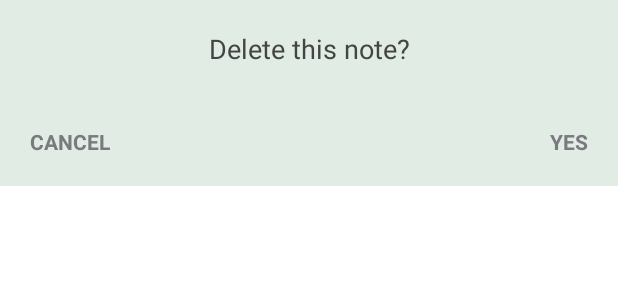
After one commit to alexanastasyev/planner, an Android app: the layout dialog_confirm_delete.xml on its own in the app's theme, with its tools: preview values and no code run, on a phone screen of 412 x 824 dp. The commit adds this screen. Shown: the top 300 px of the screen. Run offline under Robolectric (Android 15) with nearby library versions, the phone set to English and light mode, and no system bars.

Commit message:
Implemented deleting and editing notes

```diff
--- a/app/src/main/java/app/alexanastasyev/planner/database/AppDatabase.kt
+++ b/app/src/main/java/app/alexanastasyev/planner/database/AppDatabase.kt
@@ -15,7 +15,7 @@ import app.alexanastasyev.planner.domain.Note
     PriorityConverter::class
 )
 abstract class AppDatabase : RoomDatabase() {
-    abstract fun noteDao(): NoteDao
+    abstract fun noteDao(): NotesDao
 
     companion object {
         private const val DATABASE_NAME = "notes"
--- a/app/src/main/java/app/alexanastasyev/planner/database/NoteDao.kt
+++ b/app/src/main/java/app/alexanastasyev/planner/database/NotesDao.kt
@@ -4,12 +4,15 @@ import androidx.room.*
 import app.alexanastasyev.planner.domain.Note
 
 @Dao
-interface NoteDao {
+interface NotesDao {
     @Query("SELECT * FROM note ORDER BY date DESC")
     fun getAll(): List<Note>
 
     @Query("SELECT * FROM note WHERE id = :id")
     fun getById(id: Long): Note
+
+    @Query("SELECT EXISTS(SELECT * FROM note WHERE id = :id)")
+    fun exists(id: Long): Boolean
 
     @Insert
     fun insert(note: Note)
--- a/app/src/main/java/app/alexanastasyev/planner/ui/screens/note/NoteView.kt
+++ b/app/src/main/java/app/alexanastasyev/planner/ui/screens/note/NoteView.kt
@@ -2,8 +2,9 @@ package app.alexanastasyev.planner.ui.screens.note
 
 import app.alexanastasyev.planner.ui.views.ContextView
 import app.alexanastasyev.planner.ui.views.HeaderView
+import app.alexanastasyev.planner.ui.views.NavigationView
 
-interface NoteView : HeaderView, ContextView {
+interface NoteView : HeaderView, ContextView, NavigationView {
     fun showText(text: String)
     fun showDate(date: String)
     fun showTime(time: String)
--- a/app/src/main/java/app/alexanastasyev/planner/utils/NavigationUtils.kt
+++ b/app/src/main/java/app/alexanastasyev/planner/utils/NavigationUtils.kt
@@ -2,4 +2,7 @@ package app.alexanastasyev.planner.utils
 
 object NavigationUtils {
     var onTimeSelected: (time: Long) -> Unit = {}
+    var currentTime: Long = 0
+
+    var onDeleteConfirm: () -> Unit = {}
 }
--- a/app/src/main/java/app/alexanastasyev/planner/utils/NotesRepository.kt
+++ b/app/src/main/java/app/alexanastasyev/planner/utils/NotesRepository.kt
@@ -20,6 +20,10 @@ object NotesRepository {
         this.currentNote = this.notes[position]
     }
 
+    fun setCurrentNote(note: Note) {
+        this.currentNote = note
+    }
+
     fun getCurrentNote(): Note {
         return this.currentNote
     }
--- /dev/null
+++ b/app/src/main/res/layout/dialog_confirm_delete.xml
@@ -0,0 +1,52 @@
+<?xml version="1.0" encoding="utf-8"?>
+<androidx.constraintlayout.widget.ConstraintLayout xmlns:android="http://schemas.android.com/apk/res/android"
+    android:layout_width="match_parent"
+    android:layout_height="wrap_content"
+    android:background="@color/green"
+    android:paddingBottom="20dp"
+    xmlns:app="http://schemas.android.com/apk/res-auto">
+
+    <TextView
+        android:id="@+id/textViewAreYouSure"
+        android:layout_width="0dp"
+        android:layout_height="wrap_content"
+        android:text="@string/do_you_want_to_delete_this_note"
+        android:gravity="center"
+        android:layout_marginStart="20dp"
+        android:layout_marginEnd="20dp"
+        android:layout_marginTop="20dp"
+        android:textColor="@color/grey_dark"
+        android:textSize="18sp"
+        app:layout_constraintTop_toTopOf="parent"
+        app:layout_constraintStart_toStartOf="parent"
+        app:layout_constraintEnd_toEndOf="parent"/>
+
+    <TextView
+        android:id="@+id/buttonCancel"
+        android:layout_width="wrap_content"
+        android:layout_height="wrap_content"
+        android:layout_marginTop="40dp"
+        android:layout_marginStart="20dp"
+        android:text="@string/cancel"
+        android:textColor="@color/brown_grey"
+        android:textSize="14sp"
+        android:textStyle="bold"
+        android:textAllCaps="true"
+        app:layout_constraintTop_toBottomOf="@id/textViewAreYouSure"
+        app:layout_constraintStart_toStartOf="parent" />
+
+    <TextView
+        android:id="@+id/buttonYes"
+        android:layout_width="wrap_content"
+        android:layout_height="wrap_content"
+        android:layout_marginTop="40dp"
+        android:layout_marginEnd="20dp"
+        android:text="@string/yes"
+        android:textColor="@color/brown_grey"
+        android:textSize="14sp"
+        android:textStyle="bold"
+        android:textAllCaps="true"
+        app:layout_constraintTop_toBottomOf="@id/textViewAreYouSure"
+        app:layout_constraintEnd_toEndOf="parent" />
+
+</androidx.constraintlayout.widget.ConstraintLayout>
--- a/app/src/main/res/values/strings.xml
+++ b/app/src/main/res/values/strings.xml
@@ -18,4 +18,8 @@
     <string name="note_text_is_empty">Note text is empty!</string>
     <string name="note_view">View note</string>
     <string name="ok">Ok</string>
+    <string name="edit_note">Edit note</string>
+    <string name="do_you_want_to_delete_this_note">Delete this note?</string>
+    <string name="cancel">Cancel</string>
+    <string name="yes">Yes</string>
 </resources>
```
Also changed, not shown: app/src/main/java/app/alexanastasyev/planner/ui/dialogs/ConfirmDeleteDialog.kt (added, +40 -0 lines), app/src/main/java/app/alexanastasyev/planner/ui/dialogs/DateTimePickerDialog.kt (+19 -2 lines), app/src/main/java/app/alexanastasyev/planner/ui/screens/create/CreateNotePresenter.kt (+30 -7 lines), app/src/main/java/app/alexanastasyev/planner/ui/screens/create/CreateNoteScreen.kt (+8 -9 lines), app/src/main/java/app/alexanastasyev/planner/ui/screens/edit/EditNoteScreen.kt (added, +61 -0 lines), app/src/main/java/app/alexanastasyev/planner/ui/screens/note/NotePresenter.kt (+21 -0 lines), app/src/main/java/app/alexanastasyev/planner/ui/screens/note/NoteScreen.kt (+20 -0 lines), app/src/main/res/navigation/nav_graph.xml (+22 -1 lines).
